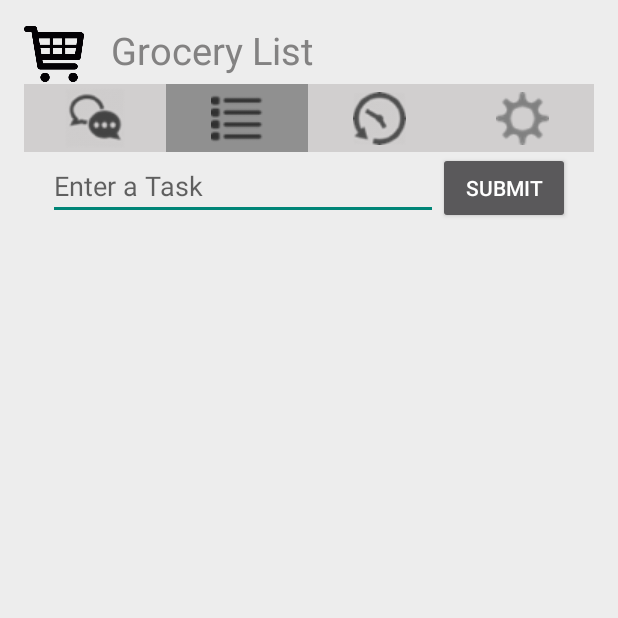
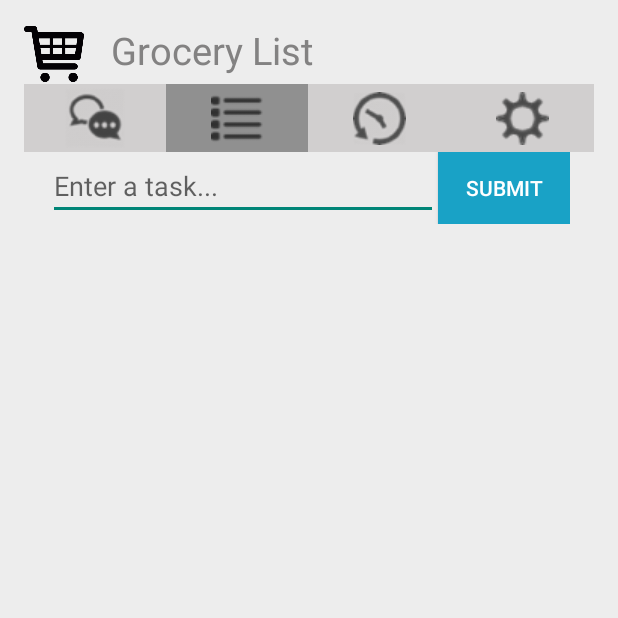
Before and after one commit to tz32/iBuy, an Android app: the screen it shows after launch (MainActivity), on a phone screen of 412 x 824 dp, the top half of it. Run offline under Robolectric (Android 15) with nearby library versions, the phone set to English and light mode, and no system bars; libraries missing offline, so code that uses them is left out: com.parse; 5 statements that could not run were skipped.

```diff
--- a/app/src/main/res/layout/activity_main.xml
+++ b/app/src/main/res/layout/activity_main.xml
@@ -109,7 +109,7 @@
                     android:layout_weight="1"
                     android:ems="10"
                     android:inputType="text"
-                    android:hint="Enter a Task"
+                    android:hint="Enter a task..."
                     android:textColor="#000000"
                     android:theme="@android:style/Theme.Material.Light">
                     <requestFocus />
@@ -120,7 +120,9 @@
                     android:layout_width="wrap_content"
                     android:layout_height="wrap_content"
                     android:onClick="createTask"
-                    android:text="Submit" />
+                    android:text="Submit"
+                    android:textColor="@color/white"
+                    android:background="@color/pn_blue" />
             </LinearLayout>
 
             <ListView
```
Also changed, not shown: app/src/main/res/drawable/settings.png.
